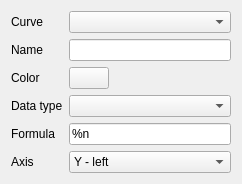
The window that src/LorrisAnalyzer/DataWidgets/GraphWidget/graphcurveeditwidget.ui (Tasssadar/Lorris) describes before a commit, drawn with Qt 5.
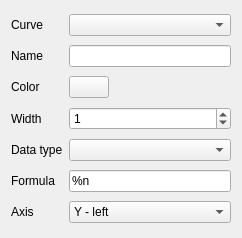
The same window after the commit.

Commit message: Add support for setting graph curve width

Patch:
```diff
--- a/src/LorrisAnalyzer/DataWidgets/GraphWidget/graphcurveeditwidget.ui
+++ b/src/LorrisAnalyzer/DataWidgets/GraphWidget/graphcurveeditwidget.ui
@@ -7,7 +7,7 @@
     <x>0</x>
     <y>0</y>
     <width>242</width>
-    <height>167</height>
+    <height>238</height>
    </rect>
   </property>
   <property name="sizePolicy">
@@ -77,42 +77,42 @@
      </item>
     </layout>
    </item>
-   <item row="3" column="0">
+   <item row="4" column="0">
     <widget class="QLabel" name="label_3">
      <property name="text">
       <string>Data type</string>
      </property>
     </widget>
    </item>
-   <item row="3" column="1">
+   <item row="4" column="1">
     <widget class="QComboBox" name="dataTypeBox">
      <property name="enabled">
       <bool>true</bool>
      </property>
     </widget>
    </item>
-   <item row="4" column="0">
+   <item row="5" column="0">
     <widget class="QLabel" name="label_4">
      <property name="text">
       <string>Formula</string>
      </property>
     </widget>
    </item>
-   <item row="4" column="1">
+   <item row="5" column="1">
     <widget class="QLineEdit" name="formulaEdit">
      <property name="text">
       <string>%n</string>
      </property>
     </widget>
    </item>
-   <item row="5" column="0">
+   <item row="6" column="0">
     <widget class="QLabel" name="label_5">
      <property name="text">
       <string>Axis</string>
      </property>
     </widget>
    </item>
-   <item row="5" column="1">
+   <item row="6" column="1">
     <widget class="QComboBox" name="axisBox">
      <item>
       <property name="text">
@@ -126,6 +126,20 @@
      </item>
     </widget>
    </item>
+   <item row="3" column="0">
+    <widget class="QLabel" name="label_6">
+     <property name="text">
+      <string>Width</string>
+     </property>
+    </widget>
+   </item>
+   <item row="3" column="1">
+    <widget class="QSpinBox" name="widthEdit">
+     <property name="value">
+      <number>1</number>
+     </property>
+    </widget>
+   </item>
   </layout>
  </widget>
  <resources/>
```
The commit also changes 4 other files.
